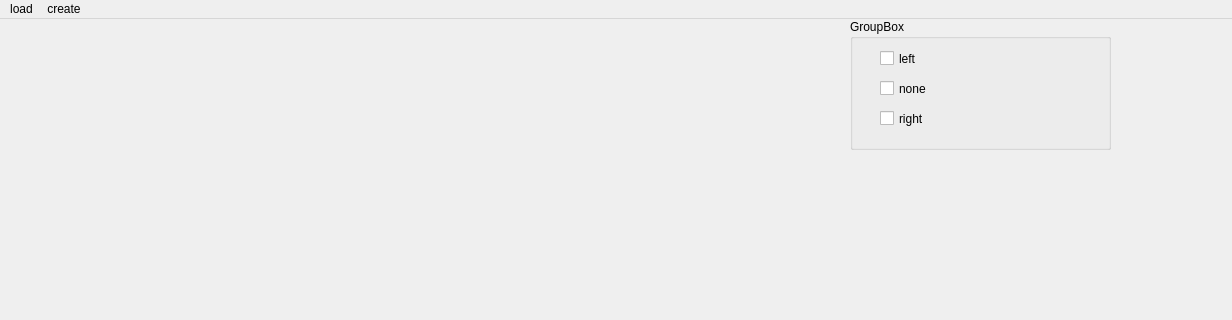
This is software/GUI/window.ui in mivanit/Celegans-locomotion as Qt 5 draws it before an edit; both pictures show x 0 to 1232 and y 0 to 320 of the 1232 by 860 pixel window. The edited form follows.
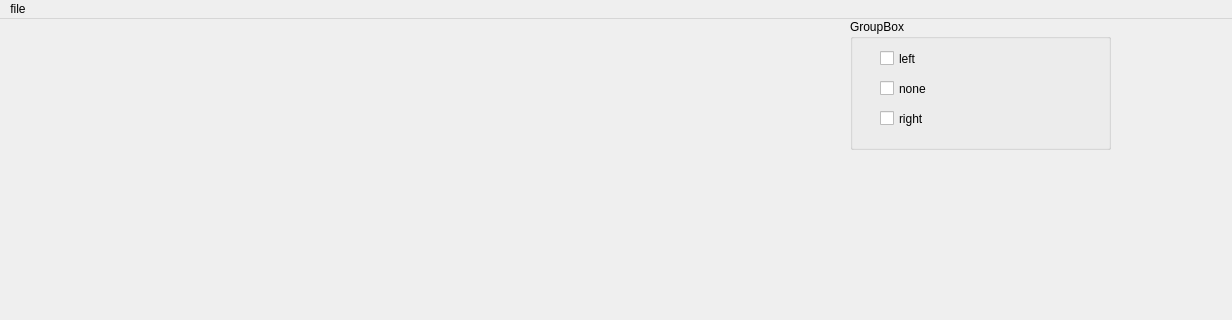
This is the edited form.

The edit to the form file:
```diff
--- a/software/GUI/window.ui
+++ b/software/GUI/window.ui
@@ -107,20 +107,15 @@
    </property>
    <widget class="QMenu" name="menufile">
     <property name="title">
-     <string>load</string>
+     <string>file</string>
     </property>
     <property name="toolTipsVisible">
      <bool>true</bool>
     </property>
-    <addaction name="actionopen"/>
-   </widget>
-   <widget class="QMenu" name="menucreat">
-    <property name="title">
-     <string>create</string>
-    </property>
+    <addaction name="actionload"/>
+    <addaction name="actioncreate"/>
    </widget>
    <addaction name="menufile"/>
-   <addaction name="menucreat"/>
   </widget>
   <widget class="QStatusBar" name="statusbar"/>
   <action name="actionopen">
```
Left out of the diff: 9 changed lines with no effect on the pictures.
